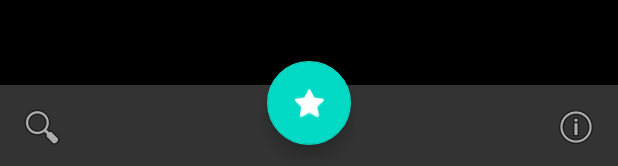
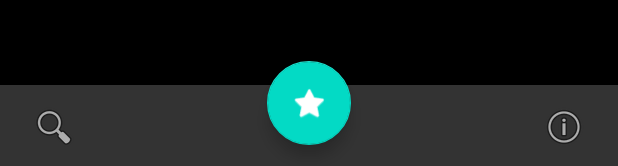
Before and after one commit to UnDolorDeBarriga/hack25_mqtt_app, an Android app built with Jetpack Compose: the layout activity_main.xml on its own in the app's theme, with its tools: preview values and no code run, on a phone screen of 412 x 824 dp. Shown: the part 1067-1233 px from the top of the screen. Run offline under Robolectric (Android 15) with nearby library versions, the phone set to English and light mode, and no system bars.

Commit message:
Moved the icons

```diff
--- a/AndroidApp/app/src/main/java/com/example/prova/MainActivity.kt
+++ b/AndroidApp/app/src/main/java/com/example/prova/MainActivity.kt
@@ -81,7 +81,7 @@ class MainActivity : ComponentActivity() {
     }
 
     private fun connectAndSubscribe() {
-        val brokerUrl = "tcp://192.168.71.147:18830"
+        val brokerUrl = "tcp://192.168.71.147:1883"
         mqttClient = MqttClient(brokerUrl, MqttClient.generateClientId(), MemoryPersistence())
 
         try {
--- a/AndroidApp/app/src/main/java/com/example/prova/NewsActivity.kt
+++ b/AndroidApp/app/src/main/java/com/example/prova/NewsActivity.kt
@@ -36,7 +36,7 @@ class NewsActivity : ComponentActivity() {
     }
 
     private fun subscribeToNews() {
-        val brokerUrl = "tcp://192.168.71.147:18830"
+        val brokerUrl = "tcp://192.168.71.147:1883"
         mqttClient = MqttClient(brokerUrl, MqttClient.generateClientId(), MemoryPersistence())
         try {
             mqttClient.connect(MqttConnectOptions().apply {
--- /dev/null
+++ b/AndroidApp/app/src/main/res/drawable/ic_news_inset.xml
@@ -0,0 +1,10 @@
+<?xml version="1.0" encoding="utf-8"?>
+<inset xmlns:android="http://schemas.android.com/apk/res/android"
+    android:insetLeft="0dp"
+    android:insetTop="0dp"
+    android:insetRight="16dp"
+    android:insetBottom="0dp">
+<bitmap
+android:src="@android:drawable/ic_menu_info_details"
+android:gravity="center"/>
+    </inset>
--- /dev/null
+++ b/AndroidApp/app/src/main/res/drawable/ic_search_inset.xml
@@ -0,0 +1,10 @@
+<?xml version="1.0" encoding="utf-8"?>
+<inset xmlns:android="http://schemas.android.com/apk/res/android"
+    android:insetLeft="16dp"
+    android:insetTop="0dp"
+    android:insetRight="0dp"
+    android:insetBottom="0dp">
+<bitmap
+android:src="@android:drawable/ic_menu_search"
+android:gravity="center"/>
+    </inset>
--- a/AndroidApp/app/src/main/res/layout/activity_main.xml
+++ b/AndroidApp/app/src/main/res/layout/activity_main.xml
@@ -54,7 +54,7 @@
         android:layout_height="wrap_content"
         android:layout_gravity="bottom"
         android:backgroundTint="#333333"
-        app:navigationIcon="@android:drawable/ic_menu_search"
+        app:navigationIcon="@drawable/ic_search_inset"
         app:menu="@menu/bottom_bar_menu"
         app:hideOnScroll="true"
         app:fabCradleMargin="16dp"
--- a/AndroidApp/app/src/main/res/menu/bottom_bar_menu.xml
+++ b/AndroidApp/app/src/main/res/menu/bottom_bar_menu.xml
@@ -4,7 +4,7 @@
 
     <item
         android:id="@+id/action_news"
-        android:icon="@android:drawable/ic_menu_info_details"
+        android:icon="@drawable/ic_news_inset"
         android:title="News"
         app:showAsAction="always"/>
 </menu>
```
